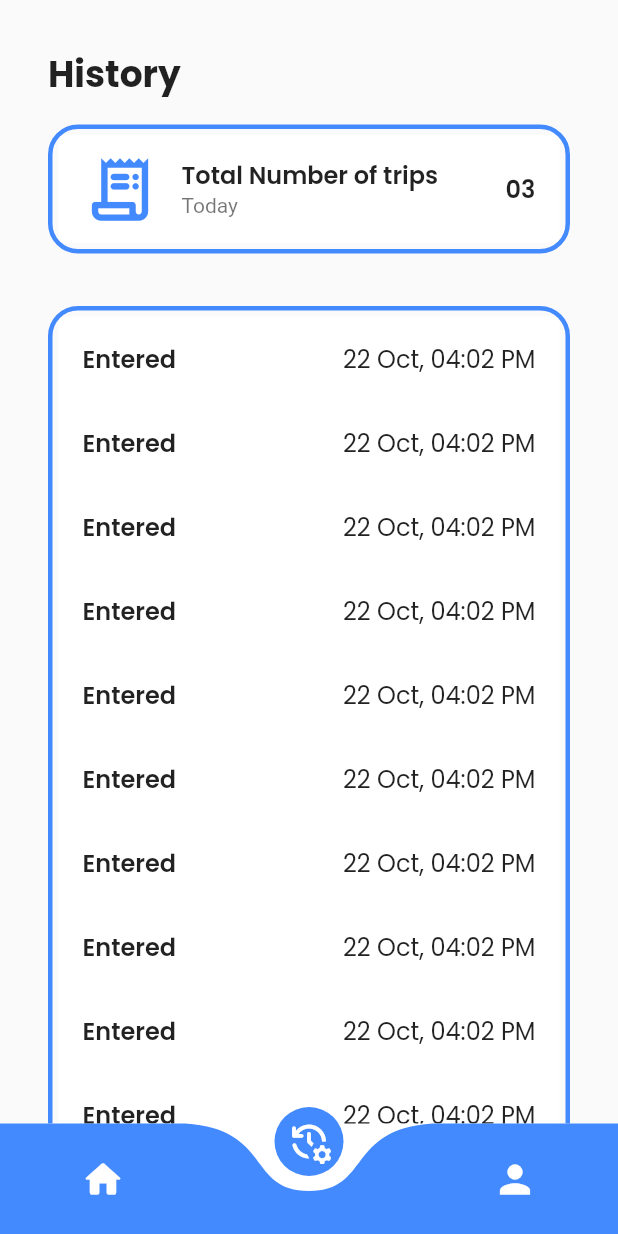
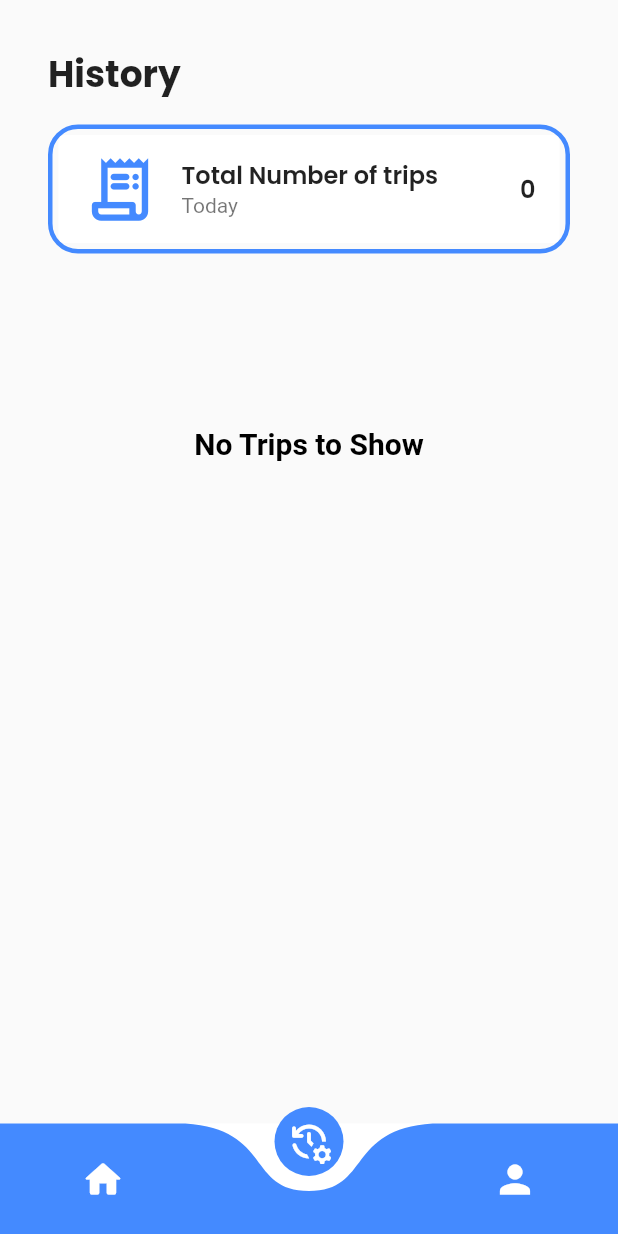
Before and after one commit to Palash2911/T-vis, a Flutter app: the bottomNavBar screen opened directly, item 2 of the bottom bar chosen, on a phone screen of 412 x 824 dp. Run offline on Flutter 3.47's test engine with Material 2 defaults, Android fonts, the phone set to English and light mode, and no system bars; drawn by our look-alikes of curved_navigation_bar; our stand-ins replace cloud_firestore, firebase_auth, firebase_core, fluttertoast, google_fonts, lottie and 1 more; missing offline and left inert: mobile_scanner; accounts and stored records are empty.

Commit message:
Done with final functionality List Trips

```diff
--- a/lib/Screens/HistoryScreen.dart
+++ b/lib/Screens/HistoryScreen.dart
@@ -1,9 +1,35 @@
+import 'package:cloud_firestore/cloud_firestore.dart';
+import 'package:firebase_auth/firebase_auth.dart';
 import 'package:flutter/material.dart';
 import 'package:tvis/Widgets/statusTile.dart';
+import 'package:tvis/models/Trips.dart';
+import '../Services/firebaseAuth.dart';
 import '../constants.dart';
 
-class HistoryPage extends StatelessWidget {
-  const HistoryPage({super.key});
+class HistoryPage extends StatefulWidget {
+  final Auth auth;
+  HistoryPage({required this.auth});
+
+  @override
+  State<HistoryPage> createState() => _HistoryPageState();
+}
+
+class _HistoryPageState extends State<HistoryPage> {
+
+  var noTrips = 0;
+
+  @override
+  void initState() {
+    _getTrips();
+    super.initState();
+  }
+
+  Future<void> _getTrips() async{
+    var temp = await widget.auth.noOfTrips();
+    setState(() {
+      noTrips = temp;
+    });
+  }
 
   @override
   Widget build(BuildContext context) {
@@ -23,8 +49,10 @@ class HistoryPage extends StatelessWidget {
               Column(
                 children: [
                   Container(
-                    margin:
-                        EdgeInsets.symmetric(horizontal: 32.0, vertical: 15.0),
+                    margin: const EdgeInsets.symmetric(
+                      horizontal: 32.0,
+                      vertical: 15.0,
+                    ),
                     decoration: kBorder,
                     child: Card(
                       elevation: 0.0,
@@ -40,9 +68,9 @@ class HistoryPage extends StatelessWidget {
                               'Total Number of trips',
                               style: ktitleTextStyle,
                             ),
-                            subtitle: Text('Today'),
+                            subtitle: const Text('Today'),
                             trailing: Text(
-                              '03',
+                              '$noTrips',
                               style: ktitleTextStyle,
                             ),
                           ),
@@ -50,38 +78,45 @@ class HistoryPage extends StatelessWidget {
                       ),
                     ),
                   ),
-                  Container(
-                    margin: const EdgeInsets.symmetric(
-                      horizontal: 32.0,
-                      vertical: 20.0,
-                    ),
-                    decoration: kBorder,
-                    child: Card(
-                      elevation: 0.0,
-                      child: Column(
-                        children: const [
-                          StatusTile(),
-                          StatusTile(),
-                          StatusTile(),
-                          StatusTile(),
-                          StatusTile(),
-                          StatusTile(),
-                          StatusTile(),
-                          StatusTile(),
-                          StatusTile(),
-                          StatusTile(),
-                          StatusTile(),
-                          StatusTile(),
-                          StatusTile(),
-                          StatusTile(),
-                          StatusTile(),
-                          StatusTile(),
-                          StatusTile(),
-                          StatusTile(),
-                          StatusTile(),
-                        ],
-                      ),
-                    ),
+                  StreamBuilder<List<Trips>>(
+                    stream: widget.auth.listTrips(),
+                    builder: (ctx, snapshot) {
+                      if (!snapshot.hasData) {
+                        return const Text("Loading..");
+                      }
+                      List<Trips> trips = snapshot.data as List<Trips>;
+                      print(snapshot.data);
+                      if (trips.isEmpty) {
+                        return const Padding(
+                          padding: EdgeInsets.fromLTRB(0, 100, 0, 0),
+                          child: Text(
+                            "No Trips to Show",
+                            style: TextStyle(
+                                fontSize: 20,
+                                fontWeight: FontWeight.bold,
+                                color: Colors.black),
+                          ),
+                        );
+                      }
+                      return Container(
+                          margin: const EdgeInsets.symmetric(
+                            horizontal: 32.0,
+                            vertical: 15.0,
+                          ),
+                        decoration: kBorder,
+                        height: 400,
+                        child: ListView.builder(
+                          shrinkWrap: true,
+                          itemCount: trips.length,
+                          itemBuilder: (ctx, index) {
+                            return StatusTile(
+                              Status: trips[index].status,
+                              DateTime: trips[index].dateTime,
+                            );
+                          },
+                        ),
+                      );
+                    },
                   ),
                 ],
               ),
@@ -92,6 +127,3 @@ class HistoryPage extends StatelessWidget {
     );
   }
 }
-
-// TODO Change the Font for In and Out time
-// TODO Change the color of date and time greeen and red
--- a/lib/Screens/HomeScreen.dart
+++ b/lib/Screens/HomeScreen.dart
@@ -21,7 +21,6 @@ class _HomePageState extends State<HomePage> {
   var dataLoaded = false;
   String uid = "";
   var encoded = "";
-  // final encrypter = encrypt.Encrypter(AES(key));
 
   @override
   void initState() {
@@ -39,6 +38,11 @@ class _HomePageState extends State<HomePage> {
         encoded = (details['uid'] + details['uuid']);
       });
     });
+  }
+
+  @override
+  void dispose() {
+    super.dispose();
   }
 
   @override
--- a/lib/Services/firebaseAuth.dart
+++ b/lib/Services/firebaseAuth.dart
@@ -2,6 +2,9 @@ import 'dart:io';
 
 import 'package:cloud_firestore/cloud_firestore.dart';
 import 'package:firebase_auth/firebase_auth.dart';
+import 'package:intl/intl.dart';
+
+import '../models/Trips.dart';
 
 class Users {
   Users({required this.uid});
@@ -20,6 +23,9 @@ abstract class AuthClass {
   Future<bool> updateVehicle(String vname, String vNo);
   Future<Map<String, Object>> getUserDetails(String uid);
   Future<bool> updateStatus(String st, String uid);
+  List<Trips> tripsFromFirestore(QuerySnapshot snapshot);
+  Stream<List<Trips>> listTrips();
+  Future<int> noOfTrips();
 }
 
 class Auth implements AuthClass {
@@ -185,10 +191,21 @@ class Auth implements AuthClass {
     try {
       CollectionReference users =
           FirebaseFirestore.instance.collection('Users');
+      var sts = "";
       if (st == 'allowEntry') {
+        sts = "Entered";
         await users.doc(uid).update({'Status': true});
       } else if (st == 'allowExit') {
+        sts = "Exited";
         await users.doc(uid).update({'Status': false});
+      }
+      if (st != "Decline") {
+        DateTime now = DateTime.now();
+        String formattedDate = DateFormat('dd MMM, h:mm a').format(now);
+        await users.doc(uid).collection('trips').doc().set({
+          'DateTime': formattedDate,
+          'Status': sts,
+        });
       }
       return true;
     } catch (e) {
@@ -196,4 +213,35 @@ class Auth implements AuthClass {
       return false;
     }
   }
+
+  @override
+  Stream<List<Trips>> listTrips() {
+    CollectionReference users = FirebaseFirestore.instance.collection('Users');
+    return users
+        .doc(_auth.currentUser?.uid)
+        .collection("trips")
+        .snapshots()
+        .map(tripsFromFirestore);
+  }
+
+  @override
+  List<Trips> tripsFromFirestore(QuerySnapshot<Object?> snapshot) {
+    return snapshot.docs.map(
+      (e) {
+        return Trips(status: e["Status"], dateTime: e["DateTime"]);
+      },
+    ).toList();
+  }
+
+  @override
+  Future<int> noOfTrips() async {
+    CollectionReference users = FirebaseFirestore.instance.collection('Users');
+    var documentCount;
+    await users
+        .doc(_auth.currentUser?.uid)
+        .collection("trips")
+        .get()
+        .then((value) => documentCount = value.docs.length);
+    return documentCount;
+  }
 }
--- a/lib/Widgets/bottomNavBar.dart
+++ b/lib/Widgets/bottomNavBar.dart
@@ -18,7 +18,9 @@ class _bottomNavBarState extends State<bottomNavBar> {
     HomePage(
       auth: Auth(),
     ),
-    HistoryPage(),
+    HistoryPage(
+      auth: Auth(),
+    ),
     ProfilePage(
       auth: Auth(),
     ),
--- a/lib/Widgets/statusTile.dart
+++ b/lib/Widgets/statusTile.dart
@@ -1,21 +1,29 @@
 import 'package:flutter/material.dart';
 import 'package:tvis/constants.dart';
 
-class StatusTile extends StatelessWidget {
-  const StatusTile({
-    Key? key,
-  }) : super(key: key);
+class StatusTile extends StatefulWidget {
+  final String Status;
+  final String DateTime;
 
+  StatusTile({required this.Status, required this.DateTime});
+
+  @override
+  State<StatusTile> createState() => _StatusTileState();
+}
+
+class _StatusTileState extends State<StatusTile> {
   @override
   Widget build(BuildContext context) {
     return ListTile(
       title: Text(
-        'Entered',
+        widget.Status,
         style: ktitleTextStyle,
       ),
       trailing: Text(
-        '22 Oct, 04:02 PM',
-        style: ktitleTextStyle.copyWith(fontWeight: FontWeight.normal),
+        widget.DateTime,
+        style: ktitleTextStyle.copyWith(
+          fontWeight: FontWeight.normal,
+        ),
       ),
     );
   }
--- /dev/null
+++ b/lib/models/Trips.dart
@@ -0,0 +1,6 @@
+class Trips{
+  final String status;
+  final String dateTime;
+
+  Trips({required this.status, required this.dateTime});
+}
--- a/pubspec.yaml
+++ b/pubspec.yaml
@@ -45,6 +45,7 @@ dependencies:
   mobile_scanner: ^2.1.0
   encrypt: ^5.0.1
   qr_code_scanner: ^1.0.1
+  intl: ^0.17.0
 
 dev_dependencies:
   flutter_test:
```
Also changed, not shown: pubspec.lock.
